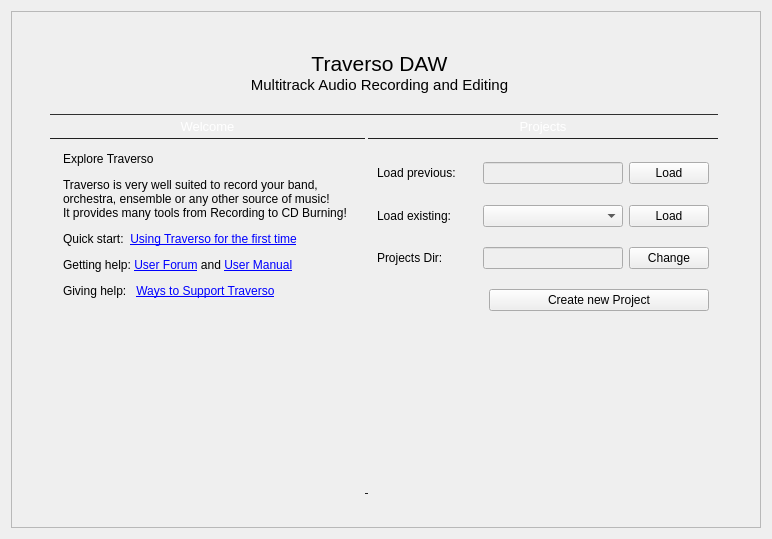
First picture: the form in src/traverso/widgets/WelcomeWidget.ui, repository GitMirroring/traverso, before the edit.
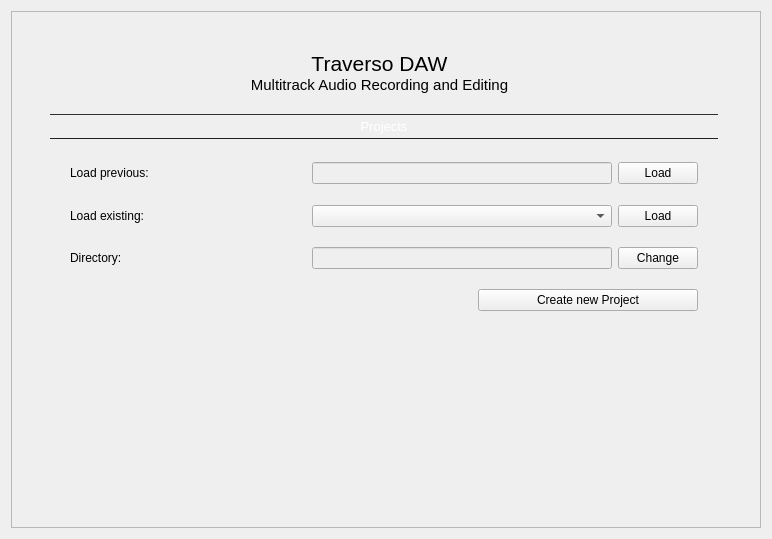
Second picture: the form after the edit. Icons and pictures are not drawn.

Commit message: Simplify opening / loading project screen

```diff
--- a/src/traverso/widgets/WelcomeWidget.ui
+++ b/src/traverso/widgets/WelcomeWidget.ui
@@ -190,195 +190,7 @@
              <number>0</number>
             </property>
             <item>
-             <layout class="QVBoxLayout" name="verticalLayout_5">
-              <item>
-               <widget class="QLabel" name="label">
-                <property name="minimumSize">
-                 <size>
-                  <width>0</width>
-                  <height>25</height>
-                 </size>
-                </property>
-                <property name="styleSheet">
-                 <string notr="true">QLabel {
-	border-image:none;
-	background-color: qlineargradient(x1: 0, y1: 0, x2: 0.0, y2: 1.0,
-	stop: 0 #838383,
-	stop: 0.4 #707070,
-	stop: 0.401 #636363,
-	stop: 1 #4a4a4a);
-	border: 0px solid black;
-	border-top: 1px solid #303030;
-	border-bottom: 1px solid #202020;
-	color: white;
-	height:20px;
-}
-</string>
-                </property>
-                <property name="text">
-                 <string>&lt;!DOCTYPE HTML PUBLIC &quot;-//W3C//DTD HTML 4.0//EN&quot; &quot;http://www.w3.org/TR/REC-html40/strict.dtd&quot;&gt;
-&lt;html&gt;&lt;head&gt;&lt;meta name=&quot;qrichtext&quot; content=&quot;1&quot; /&gt;&lt;style type=&quot;text/css&quot;&gt;
-p, li { white-space: pre-wrap; }
-&lt;/style&gt;&lt;/head&gt;&lt;body style=&quot; font-family:'DejaVu Sans'; font-size:8pt; font-weight:400; font-style:normal;&quot;&gt;
-&lt;p style=&quot; margin-top:0px; margin-bottom:0px; margin-left:0px; margin-right:0px; -qt-block-indent:0; text-indent:0px;&quot;&gt;&lt;span style=&quot; font-size:10pt;&quot;&gt;Welcome&lt;/span&gt;&lt;/p&gt;&lt;/body&gt;&lt;/html&gt;</string>
-                </property>
-                <property name="alignment">
-                 <set>Qt::AlignmentFlag::AlignCenter</set>
-                </property>
-               </widget>
-              </item>
-              <item>
-               <widget class="QFrame" name="frame_2">
-                <property name="sizePolicy">
-                 <sizepolicy hsizetype="Preferred" vsizetype="Preferred">
-                  <horstretch>0</horstretch>
-                  <verstretch>2</verstretch>
-                 </sizepolicy>
-                </property>
-                <property name="frameShape">
-                 <enum>QFrame::Shape::NoFrame</enum>
-                </property>
-                <property name="frameShadow">
-                 <enum>QFrame::Shadow::Plain</enum>
-                </property>
-                <layout class="QHBoxLayout" name="horizontalLayout_11">
-                 <item>
-                  <widget class="QTextBrowser" name="welcomeTextBrowser">
-                   <property name="palette">
-                    <palette>
-                     <active>
-                      <colorrole role="Base">
-                       <brush brushstyle="SolidPattern">
-                        <color alpha="0">
-                         <red>170</red>
-                         <green>170</green>
-                         <blue>0</blue>
-                        </color>
-                       </brush>
-                      </colorrole>
-                      <colorrole role="AlternateBase">
-                       <brush brushstyle="SolidPattern">
-                        <color alpha="0">
-                         <red>243</red>
-                         <green>243</green>
-                         <blue>242</blue>
-                        </color>
-                       </brush>
-                      </colorrole>
-                     </active>
-                     <inactive>
-                      <colorrole role="Base">
-                       <brush brushstyle="SolidPattern">
-                        <color alpha="0">
-                         <red>170</red>
-                         <green>170</green>
-                         <blue>0</blue>
-                        </color>
-                       </brush>
-                      </colorrole>
-                      <colorrole role="AlternateBase">
-                       <brush brushstyle="SolidPattern">
-                        <color alpha="0">
-                         <red>243</red>
-                         <green>243</green>
-                         <blue>242</blue>
-                        </color>
-                       </brush>
-                      </colorrole>
-                     </inactive>
-                     <disabled>
-                      <colorrole role="Base">
-                       <brush brushstyle="SolidPattern">
-                        <color alpha="255">
-                         <red>255</red>
-                         <green>255</green>
-                         <blue>255</blue>
-                        </color>
-                       </brush>
-                      </colorrole>
-                      <colorrole role="AlternateBase">
-                       <brush brushstyle="SolidPattern">
-                        <color alpha="0">
-                         <red>243</red>
-                         <green>243</green>
-                         <blue>242</blue>
-                        </color>
-                       </brush>
-                      </colorrole>
-                     </disabled>
-                    </palette>
-                   </property>
-                   <property name="focusPolicy">
-                    <enum>Qt::FocusPolicy::NoFocus</enum>
-                   </property>
-                   <property name="frameShape">
-                    <enum>QFrame::Shape::NoFrame</enum>
-                   </property>
-                   <property name="frameShadow">
-                    <enum>QFrame::Shadow::Plain</enum>
-                   </property>
-                   <property name="html">
-                    <string>&lt;!DOCTYPE HTML PUBLIC &quot;-//W3C//DTD HTML 4.0//EN&quot; &quot;http://www.w3.org/TR/REC-html40/strict.dtd&quot;&gt;
-&lt;html&gt;&lt;head&gt;&lt;meta name=&quot;qrichtext&quot; content=&quot;1&quot; /&gt;&lt;meta charset=&quot;utf-8&quot; /&gt;&lt;style type=&quot;text/css&quot;&gt;
-p, li { white-space: pre-wrap; }
-hr { height: 1px; border-width: 0; }
-li.unchecked::marker { content: &quot;\2610&quot;; }
-li.checked::marker { content: &quot;\2612&quot;; }
-&lt;/style&gt;&lt;/head&gt;&lt;body style=&quot; font-family:'Sans Serif'; font-size:9pt; font-weight:400; font-style:normal;&quot;&gt;
-&lt;table border=&quot;0&quot; style=&quot;-qt-table-type: root; margin-top:4px; margin-bottom:4px; margin-left:4px; margin-right:4px;&quot;&gt;
-&lt;tr&gt;
-&lt;td style=&quot;border: none;&quot;&gt;
-&lt;p style=&quot; margin-top:12px; margin-bottom:12px; margin-left:0px; margin-right:0px; -qt-block-indent:0; text-indent:0px;&quot;&gt;&lt;span style=&quot; font-family:'DejaVu Sans';&quot;&gt;Explore Traverso&lt;/span&gt;&lt;/p&gt;
-&lt;p style=&quot; margin-top:12px; margin-bottom:12px; margin-left:0px; margin-right:0px; -qt-block-indent:0; text-indent:0px;&quot;&gt;&lt;span style=&quot; font-family:'DejaVu Sans';&quot;&gt;Traverso is very well suited to record your band, orchestra, ensemble or any other source of music!&lt;br /&gt;It provides many tools from Recording to CD Burning!&lt;/span&gt;&lt;/p&gt;
-&lt;p style=&quot; margin-top:12px; margin-bottom:12px; margin-left:0px; margin-right:0px; -qt-block-indent:0; text-indent:0px;&quot;&gt;&lt;span style=&quot; font-family:'DejaVu Sans';&quot;&gt;Quick start:  &lt;/span&gt;&lt;a href=&quot;https://traversodaw.com/FirstTime&quot;&gt;&lt;span style=&quot; font-family:'DejaVu Sans'; text-decoration: underline; color:#0000ff;&quot;&gt;Using Traverso for the first time&lt;/span&gt;&lt;/a&gt;&lt;/p&gt;
-&lt;p style=&quot; margin-top:12px; margin-bottom:12px; margin-left:0px; margin-right:0px; -qt-block-indent:0; text-indent:0px;&quot;&gt;&lt;span style=&quot; font-family:'DejaVu Sans';&quot;&gt;Getting help: &lt;/span&gt;&lt;a href=&quot;https://traversodaw.com/forum/&quot;&gt;&lt;span style=&quot; font-family:'DejaVu Sans'; text-decoration: underline; color:#0000ff;&quot;&gt;User Forum&lt;/span&gt;&lt;/a&gt; and &lt;a href=&quot;https://traversodaw.com/UserManual&quot;&gt;&lt;span style=&quot; font-family:'DejaVu Sans'; text-decoration: underline; color:#0000ff;&quot;&gt;User Manual&lt;/span&gt;&lt;/a&gt; &lt;/p&gt;
-&lt;p style=&quot; margin-top:12px; margin-bottom:12px; margin-left:0px; margin-right:0px; -qt-block-indent:0; text-indent:0px;&quot;&gt;&lt;span style=&quot; font-family:'DejaVu Sans';&quot;&gt;Giving help:   &lt;/span&gt;&lt;a href=&quot;https://traversodaw.com/Support&quot;&gt;&lt;span style=&quot; font-family:'DejaVu Sans'; text-decoration: underline; color:#0000ff;&quot;&gt;Ways to Support Traverso&lt;/span&gt;&lt;/a&gt;&lt;/p&gt;&lt;/td&gt;&lt;/tr&gt;&lt;/table&gt;&lt;/body&gt;&lt;/html&gt;</string>
-                   </property>
-                   <property name="openExternalLinks">
-                    <bool>true</bool>
-                   </property>
-                  </widget>
-                 </item>
-                </layout>
-               </widget>
-              </item>
-             </layout>
-            </item>
-            <item>
-             <widget class="QLabel" name="label_11">
-              <property name="sizePolicy">
-               <sizepolicy hsizetype="Preferred" vsizetype="Expanding">
-                <horstretch>0</horstretch>
-                <verstretch>20</verstretch>
-               </sizepolicy>
-              </property>
-              <property name="maximumSize">
-               <size>
-                <width>3</width>
-                <height>16777215</height>
-               </size>
-              </property>
-              <property name="styleSheet">
-               <string notr="true">QLabel {
-	border-image:none;
-	background-color: qlineargradient(x1: 0, y1: 0, x2: 0.0, y2: 1.0,
-	stop: 0 #838383,
-	stop: 0.4 #707070,
-	stop: 0.401 #636363,
-	stop: 1 #4a4a4a);
-	border: 0px solid black;
-	border-top: 1px solid #303030;
-	border-bottom: 1px solid #202020;
-    margin-bottom: 6px;
-	color: white;
-	height:500px;
-}
-</string>
-              </property>
-              <property name="text">
-               <string/>
-              </property>
-             </widget>
+             <layout class="QVBoxLayout" name="verticalLayout_5"/>
             </item>
             <item>
              <layout class="QVBoxLayout" name="verticalLayout_4">
@@ -433,6 +245,12 @@
                  <enum>QFrame::Shadow::Raised</enum>
                 </property>
                 <layout class="QVBoxLayout" name="verticalLayout">
+                 <property name="leftMargin">
+                  <number>20</number>
+                 </property>
+                 <property name="rightMargin">
+                  <number>20</number>
+                 </property>
                  <item>
                   <spacer name="verticalSpacer_5">
                    <property name="orientation">
@@ -481,7 +299,7 @@
                      </property>
                      <property name="minimumSize">
                       <size>
-                       <width>140</width>
+                       <width>300</width>
                        <height>0</height>
                       </size>
                      </property>
@@ -580,7 +398,7 @@
                      </property>
                      <property name="minimumSize">
                       <size>
-                       <width>140</width>
+                       <width>300</width>
                        <height>0</height>
                       </size>
                      </property>
@@ -659,10 +477,13 @@
                      </property>
                      <property name="text">
                       <string>&lt;!DOCTYPE HTML PUBLIC &quot;-//W3C//DTD HTML 4.0//EN&quot; &quot;http://www.w3.org/TR/REC-html40/strict.dtd&quot;&gt;
-&lt;html&gt;&lt;head&gt;&lt;meta name=&quot;qrichtext&quot; content=&quot;1&quot; /&gt;&lt;style type=&quot;text/css&quot;&gt;
+&lt;html&gt;&lt;head&gt;&lt;meta name=&quot;qrichtext&quot; content=&quot;1&quot; /&gt;&lt;meta charset=&quot;utf-8&quot; /&gt;&lt;style type=&quot;text/css&quot;&gt;
 p, li { white-space: pre-wrap; }
+hr { height: 1px; border-width: 0; }
+li.unchecked::marker { content: &quot;\2610&quot;; }
+li.checked::marker { content: &quot;\2612&quot;; }
 &lt;/style&gt;&lt;/head&gt;&lt;body style=&quot; font-family:'Sans Serif'; font-size:9pt; font-weight:400; font-style:normal;&quot;&gt;
-&lt;p style=&quot; margin-top:0px; margin-bottom:0px; margin-left:0px; margin-right:0px; -qt-block-indent:0; text-indent:0px;&quot;&gt;&lt;span style=&quot; font-family:'DejaVu Sans';&quot;&gt;Projects Dir:&lt;/span&gt;&lt;/p&gt;&lt;/body&gt;&lt;/html&gt;</string>
+&lt;p style=&quot; margin-top:0px; margin-bottom:0px; margin-left:0px; margin-right:0px; -qt-block-indent:0; text-indent:0px;&quot;&gt;&lt;span style=&quot; font-family:'DejaVu Sans';&quot;&gt;Directory:&lt;/span&gt;&lt;/p&gt;&lt;/body&gt;&lt;/html&gt;</string>
                      </property>
                     </widget>
                    </item>
@@ -679,7 +500,7 @@
                      </property>
                      <property name="minimumSize">
                       <size>
-                       <width>140</width>
+                       <width>300</width>
                        <height>0</height>
                       </size>
                      </property>
```
Left out of the diff: 1 changed line with no effect on the pictures. The commit also changes 1 other file.
